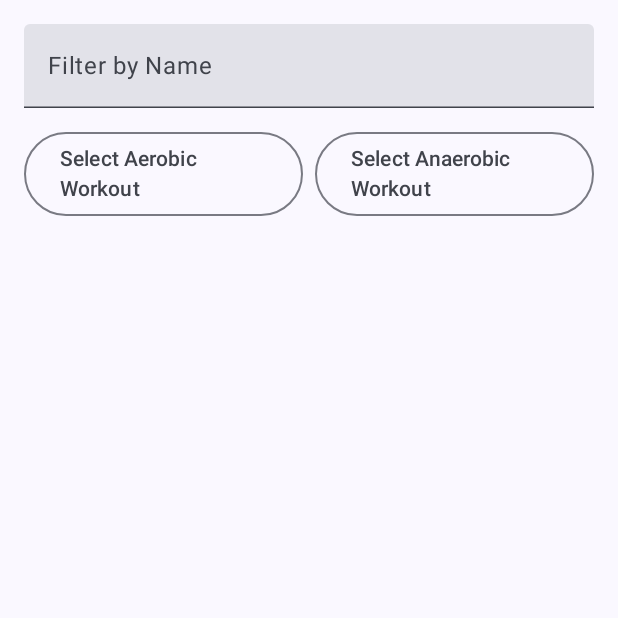
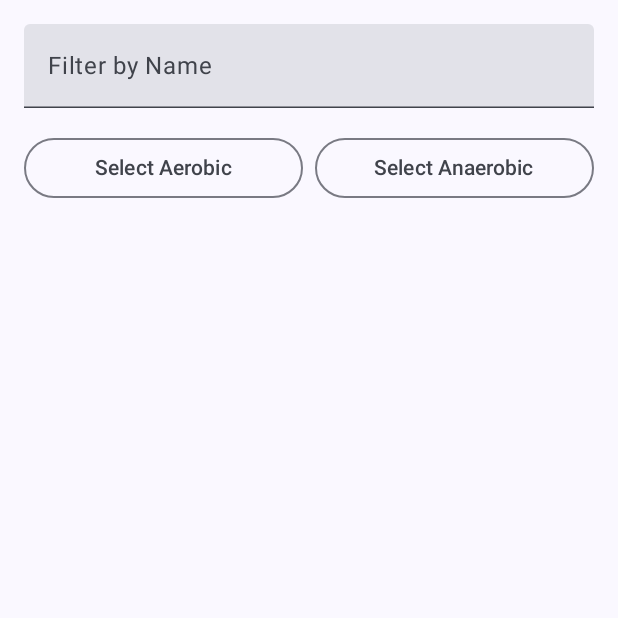
Before and after one commit to JooHyunPark-JP/HealthFusion, an Android app built with Jetpack Compose: the composable WorkoutHistoryScreen called with empty values, on a phone screen of 412 x 824 dp, the top half of it. Run offline under Robolectric (Android 15) with nearby library versions, the phone set to English and light mode, and no system bars; our stand-ins replace Dagger/Hilt's generated code, Firebase (no records; nobody signed in at launch, a user with empty details on screens opened directly).

Commit message:
UI tweaks

```diff
--- a/app/src/main/java/com/example/healthfusion/healthFusionMainFunction/workoutTracking/ui/WorkoutCalendarScreen.kt
+++ b/app/src/main/java/com/example/healthfusion/healthFusionMainFunction/workoutTracking/ui/WorkoutCalendarScreen.kt
@@ -67,8 +67,6 @@ fun WorkoutCalendarScreen(
 
     Column(modifier = Modifier.padding(16.dp)) {
 
-        Spacer(modifier = Modifier.height(8.dp))
-
         // show the filter data
         val filteredWorkouts = workouts.filter { workout ->
             (selectedAerobicWorkout == null || workout.name == selectedAerobicWorkout?.name) &&
@@ -106,7 +104,7 @@ fun WorkoutCalendarScreen(
                     },
                     modifier = Modifier.fillMaxWidth()
                 ) {
-                    Text(text = selectedAerobicWorkout?.name ?: "Aerobic Workout")
+                    Text(text = selectedAerobicWorkout?.name ?: "Select Aerobic")
                 }
 
                 DropdownMenu(
@@ -147,7 +145,7 @@ fun WorkoutCalendarScreen(
                     },
                     modifier = Modifier.fillMaxWidth()
                 ) {
-                    Text(text = selectedAnaerobicWorkout?.name ?: "Anaerobic Workout")
+                    Text(text = selectedAnaerobicWorkout?.name ?: "Select Anaerobic")
                 }
 
                 DropdownMenu(
--- a/app/src/main/java/com/example/healthfusion/healthFusionMainFunction/workoutTracking/ui/WorkoutHistoryScreen.kt
+++ b/app/src/main/java/com/example/healthfusion/healthFusionMainFunction/workoutTracking/ui/WorkoutHistoryScreen.kt
@@ -65,7 +65,7 @@ fun WorkoutHistoryScreen(
                     },
                     modifier = Modifier.fillMaxWidth()
                 ) {
-                    Text(text = selectedAerobicWorkout?.name ?: "Select Aerobic Workout")
+                    Text(text = selectedAerobicWorkout?.name ?: "Select Aerobic")
                 }
 
                 DropdownMenu(
@@ -107,7 +107,7 @@ fun WorkoutHistoryScreen(
                     },
                     modifier = Modifier.fillMaxWidth()
                 ) {
-                    Text(text = selectedAnaerobicWorkout?.name ?: "Select Anaerobic Workout")
+                    Text(text = selectedAnaerobicWorkout?.name ?: "Select Anaerobic")
                 }
 
                 DropdownMenu(
@@ -146,7 +146,6 @@ fun WorkoutHistoryScreen(
                     (selectedAnaerobicWorkout == null || workout.name == selectedAnaerobicWorkout?.name)
         }
 
-
         LazyColumn {
             items(filteredWorkouts) { workout ->
                 val formattedDate = dateFormatter.formatMillisToDateTime(workout.workoutDate)
```
